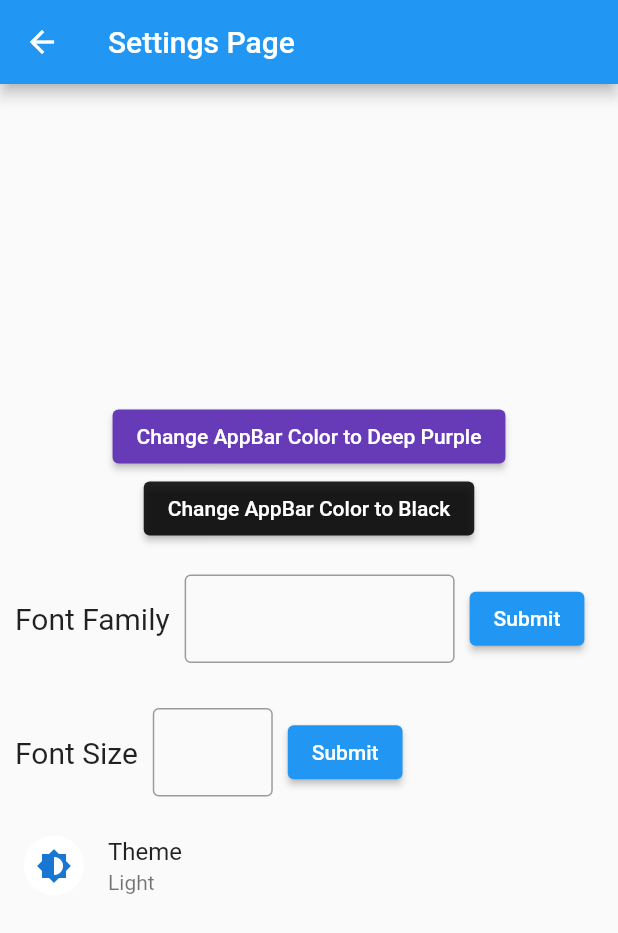
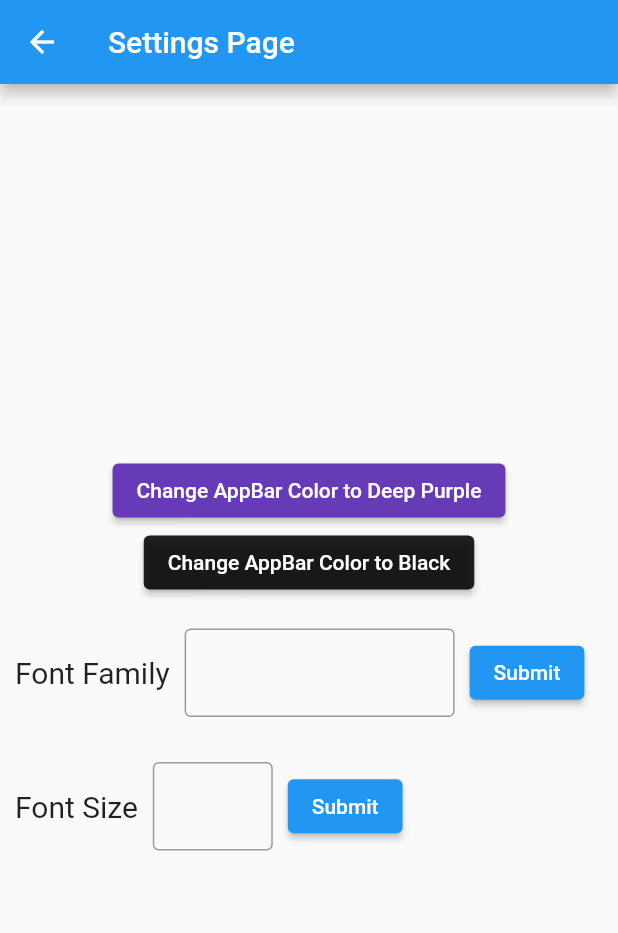
Before and after one commit to princebioh/Provider-State-Management, a Flutter app: the SettingsPage screen opened by its route, on a phone screen of 412 x 824 dp. Shown: the top 933 px of the screen. Run offline on Flutter 3.47's test engine with Material 2 defaults, Android fonts, the phone set to English and light mode, and no system bars.

```diff
--- a/lib/pages/settings_page.dart
+++ b/lib/pages/settings_page.dart
@@ -9,9 +9,12 @@ class SettingsPage extends StatefulWidget {
   State<SettingsPage> createState() => _SettingsPageState();
 }
 
+final themes = ["Light", "Dark"];
+
 class _SettingsPageState extends State<SettingsPage> {
   TextEditingController fontFamilyController = TextEditingController();
   TextEditingController fontSizeController = TextEditingController();
+  String groupValue = themes[0];
   @override
   Widget build(BuildContext context) {
     return Scaffold(
@@ -102,21 +105,6 @@ class _SettingsPageState extends State<SettingsPage> {
                 ),
               ],
             ),
-            ListTile(
-              leading: const CircleAvatar(
-                backgroundColor: Colors.white,
-                child: Icon(Icons.brightness_6),
-              ),
-              title: const Text("Theme"),
-              subtitle: const Text("Light"),
-              onTap: () {
-                showDialog(
-                    context: context,
-                    builder: (context) {
-                      return AlertDialog();
-                    });
-              },
-            ),
           ],
         ),
       ),
```
